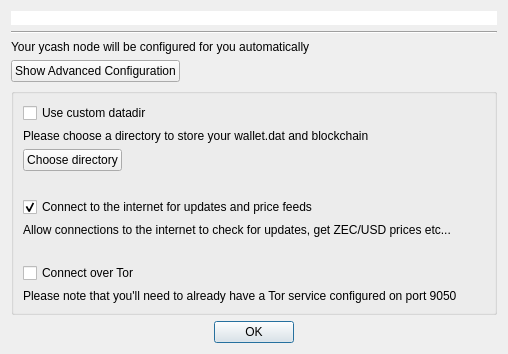
First picture: the form in src/createzcashconfdialog.ui, repository ycashfoundation/yecwallet, before the edit.
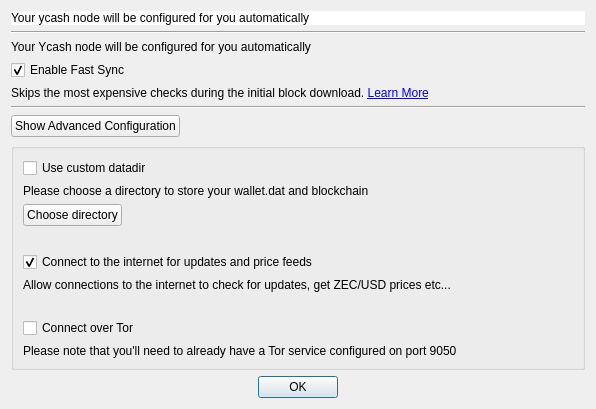
Second picture: the form after the edit. Custom widgets are drawn as their Qt base class.

Commit message: Support fast sync during initial block download

```diff
--- a/src/createzcashconfdialog.ui
+++ b/src/createzcashconfdialog.ui
@@ -6,7 +6,7 @@
    <rect>
     <x>0</x>
     <y>0</y>
-    <width>508</width>
+    <width>596</width>
     <height>352</height>
    </rect>
   </property>
@@ -14,46 +14,27 @@
    <string>Configure ycash.conf</string>
   </property>
   <layout class="QGridLayout" name="gridLayout">
-   <item row="0" column="1">
-    <widget class="FilledIconLabel" name="lblTopIcon">
-     <property name="sizePolicy">
-      <sizepolicy hsizetype="Preferred" vsizetype="MinimumExpanding">
-       <horstretch>0</horstretch>
-       <verstretch>0</verstretch>
-      </sizepolicy>
-     </property>
-     <property name="styleSheet">
-      <string notr="true">background: #fff;</string>
-     </property>
+   <item row="2" column="1">
+    <widget class="QLabel" name="label">
      <property name="text">
-      <string notr="true"/>
+      <string>Your Ycash node will be configured for you automatically</string>
      </property>
-     <property name="scaledContents">
-      <bool>true</bool>
-     </property>
-    </widget>
-   </item>
-   <item row="1" column="1">
-    <widget class="Line" name="line">
-     <property name="orientation">
-      <enum>Qt::Horizontal</enum>
-     </property>
-    </widget>
-   </item>
-   <item row="6" column="1">
-    <widget class="QDialogButtonBox" name="buttonBox">
-     <property name="orientation">
-      <enum>Qt::Horizontal</enum>
-     </property>
-     <property name="standardButtons">
-      <set>QDialogButtonBox::Ok</set>
-     </property>
-     <property name="centerButtons">
-      <bool>true</bool>
+     <property name="alignment">
+      <set>Qt::AlignLeading|Qt::AlignLeft|Qt::AlignVCenter</set>
      </property>
     </widget>
    </item>
    <item row="3" column="1">
+    <widget class="QCheckBox" name="chkFastSync">
+     <property name="text">
+      <string>Enable Fast Sync</string>
+     </property>
+     <property name="checked">
+      <bool>true</bool>
+     </property>
+    </widget>
+   </item>
+   <item row="6" column="1">
     <layout class="QHBoxLayout" name="horizontalLayout_3">
      <item>
       <widget class="QPushButton" name="btnAdvancedConfig">
@@ -80,17 +61,39 @@
      </item>
     </layout>
    </item>
-   <item row="2" column="1">
-    <widget class="QLabel" name="label">
+   <item row="0" column="1">
+    <widget class="FilledIconLabel" name="lblTopIcon">
+     <property name="sizePolicy">
+      <sizepolicy hsizetype="Preferred" vsizetype="MinimumExpanding">
+       <horstretch>0</horstretch>
+       <verstretch>0</verstretch>
+      </sizepolicy>
+     </property>
+     <property name="styleSheet">
+      <string notr="true">background: #fff;</string>
+     </property>
      <property name="text">
       <string>Your ycash node will be configured for you automatically</string>
      </property>
-     <property name="alignment">
-      <set>Qt::AlignLeading|Qt::AlignLeft|Qt::AlignVCenter</set>
+     <property name="scaledContents">
+      <bool>true</bool>
      </property>
     </widget>
    </item>
-   <item row="4" column="1">
+   <item row="9" column="1">
+    <widget class="QDialogButtonBox" name="buttonBox">
+     <property name="orientation">
+      <enum>Qt::Horizontal</enum>
+     </property>
+     <property name="standardButtons">
+      <set>QDialogButtonBox::Ok</set>
+     </property>
+     <property name="centerButtons">
+      <bool>true</bool>
+     </property>
+    </widget>
+   </item>
+   <item row="7" column="1">
     <widget class="QGroupBox" name="grpAdvanced">
      <property name="title">
       <string/>
@@ -189,6 +192,39 @@
      </layout>
     </widget>
    </item>
+   <item row="1" column="1">
+    <widget class="Line" name="line">
+     <property name="orientation">
+      <enum>Qt::Horizontal</enum>
+     </property>
+    </widget>
+   </item>
+   <item row="4" column="1">
+    <widget class="QLabel" name="label_3">
+     <property name="text">
+      <string>&lt;html&gt;&lt;head/&gt;&lt;body&gt;&lt;p&gt;Skips the most expensive checks during the initial block download. &lt;a href=&quot;https://docs.zecwallet.co/using-zecwallet/#fastsync&quot;&gt;&lt;span style=&quot; text-decoration: underline; color:#0000ff;&quot;&gt;Learn More&lt;/span&gt;&lt;/a&gt;&lt;/p&gt;&lt;/body&gt;&lt;/html&gt;</string>
+     </property>
+     <property name="textFormat">
+      <enum>Qt::RichText</enum>
+     </property>
+     <property name="wordWrap">
+      <bool>true</bool>
+     </property>
+     <property name="openExternalLinks">
+      <bool>true</bool>
+     </property>
+     <property name="textInteractionFlags">
+      <set>Qt::LinksAccessibleByKeyboard|Qt::LinksAccessibleByMouse</set>
+     </property>
+    </widget>
+   </item>
+   <item row="5" column="1">
+    <widget class="Line" name="line_2">
+     <property name="orientation">
+      <enum>Qt::Horizontal</enum>
+     </property>
+    </widget>
+   </item>
   </layout>
  </widget>
  <customwidgets>
```
The commit also changes 3 other files.
